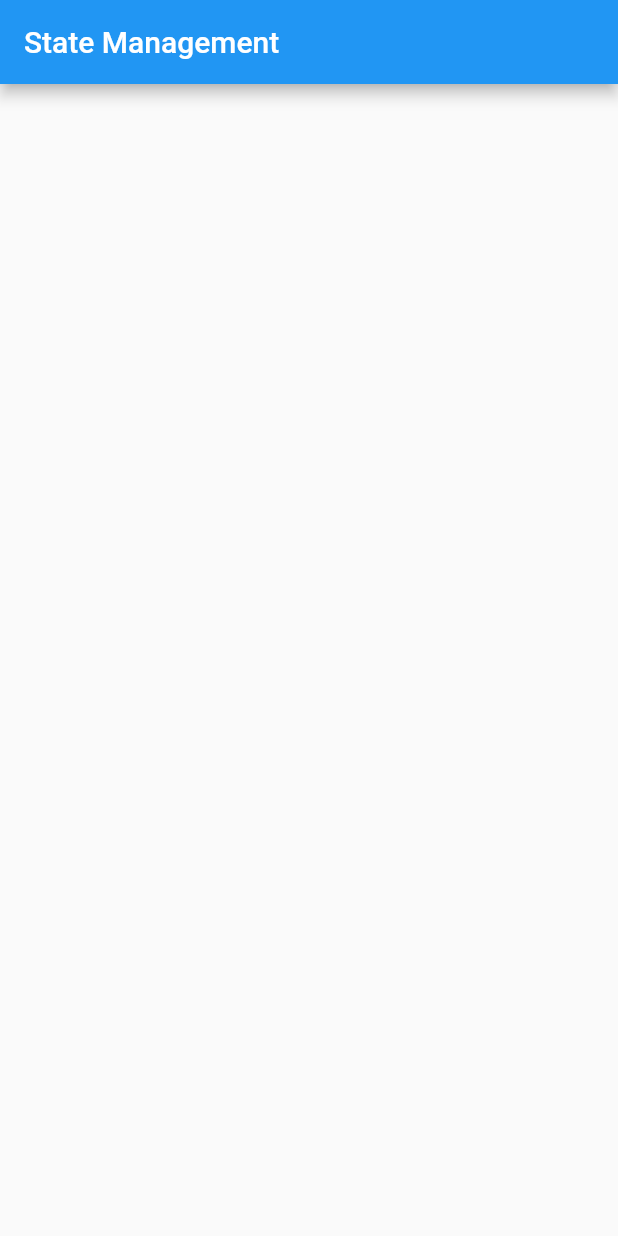
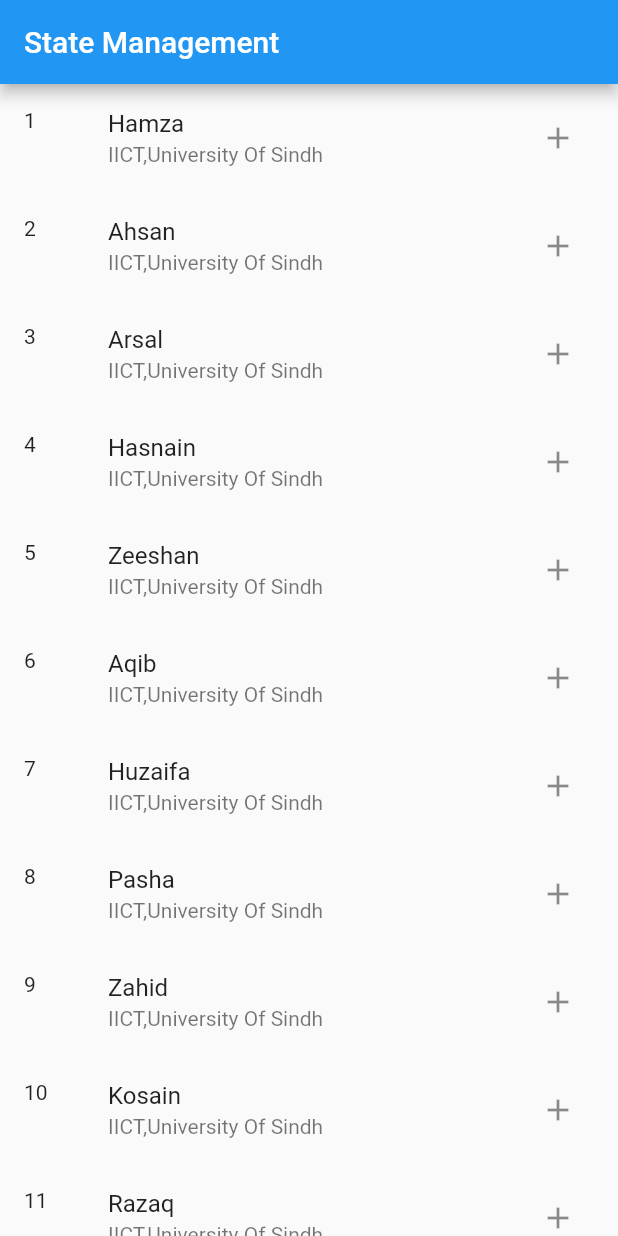
Before and after one commit to Mehar-IT/learn_Statemanagement_with_different_approch, a Flutter app: the screen it shows after launch, on a phone screen of 412 x 824 dp. Run offline on Flutter 3.47's test engine with Material 2 defaults, Android fonts, the phone set to English and light mode, and no system bars.

Commit message:
Json Added and serialized and added mylist

```diff
--- /dev/null
+++ b/assets/students.json
@@ -0,0 +1,109 @@
+{
+ "Students":[
+  {"roll_number":1,
+    "name":"Hamza",
+    "University":"University Of Sindh",
+    "Dept":"IICT"
+},
+  {"roll_number":2,
+    "name":"Ahsan",
+    "University":"University Of Sindh",
+    "Dept":"IICT"
+},
+  {"roll_number":3,
+    "name":"Arsal",
+    "University":"University Of Sindh",
+    "Dept":"IICT"
+},
+  {"roll_number":4,
+    "name":"Hasnain",
+    "University":"University Of Sindh",
+    "Dept":"IICT"
+},
+  {"roll_number":5,
+    "name":"Zeeshan",
+    "University":"University Of Sindh",
+    "Dept":"IICT"
+},
+  {"roll_number":6,
+    "name":"Aqib",
+    "University":"University Of Sindh",
+    "Dept":"IICT"
+},
+  {"roll_number":7,
+    "name":"Huzaifa",
+    "University":"University Of Sindh",
+    "Dept":"IICT"
+},
+  {"roll_number":8,
+    "name":"Pasha",
+    "University":"University Of Sindh",
+    "Dept":"IICT"
+},
+  {"roll_number":9,
+    "name":"Zahid",
+    "University":"University Of Sindh",
+    "Dept":"IICT"
+},
+  {"roll_number":10,
+    "name":"Kosain",
+    "University":"University Of Sindh",
+    "Dept":"IICT"
+},
+  {"roll_number":11,
+    "name":"Razaq",
+    "University":"University Of Sindh",
+    "Dept":"IICT"
+},
+  {"roll_number":12,
+    "name":"Halar",
+    "University":"University Of Sindh",
+    "Dept":"IICT"
+},
+  {"roll_number":13,
+    "name":"Adil",
+    "University":"University Of Sindh",
+    "Dept":"IICT"
+},
+  {"roll_number":14,
+    "name":"Junaid",
+    "University":"University Of Sindh",
+    "Dept":"IICT"
+},
+  {"roll_number":15,
+    "name":"Gajju",
+    "University":"University Of Sindh",
+    "Dept":"IICT"
+},
+  {"roll_number":16,
+    "name":"Magsi",
+    "University":"University Of Sindh",
+    "Dept":"IICT"
+},
+  {"roll_number":16,
+    "name":"Awais",
+    "University":"University Of Sindh",
+    "Dept":"IICT"
+},
+  {"roll_number":17,
+    "name":"Fawad",
+    "University":"University Of Sindh",
+    "Dept":"IICT"
+},
+  {"roll_number":18,
+    "name":"Shoiab",
+    "University":"University Of Sindh",
+    "Dept":"IICT"
+},
+  {"roll_number":19,
+    "name":"Naseem",
+    "University":"University Of Sindh",
+    "Dept":"IICT"
+},
+  {"roll_number":20,
+    "name":"Yazdan",
+    "University":"University Of Sindh",
+    "Dept":"IICT"
+}
+ ]
+}
--- a/lib/main.dart
+++ b/lib/main.dart
@@ -1,4 +1,6 @@
 import 'package:flutter/material.dart';
+// import 'package:statae_management/pages/MyList.dart';
+import 'pages/MyList.dart';
 
 void main() {
   runApp(MyApp());
@@ -14,6 +16,7 @@ class MyApp extends StatelessWidget {
         appBar: AppBar(
           title: Text("State Management"),
         ),
+        body: MyList(),
       ),
     );
   }
--- /dev/null
+++ b/lib/model/studentmodel.dart
@@ -0,0 +1,47 @@
+class Student {
+  List<Students> students;
+
+  Student({this.students});
+
+  Student.fromJson(Map<String, dynamic> json) {
+    if (json['Students'] != null) {
+      students = <Students>[];
+      json['Students'].forEach((v) {
+        students.add(new Students.fromJson(v));
+      });
+    }
+  }
+
+  Map<String, dynamic> toJson() {
+    final Map<String, dynamic> data = new Map<String, dynamic>();
+    if (this.students != null) {
+      data['Students'] = this.students.map((v) => v.toJson()).toList();
+    }
+    return data;
+  }
+}
+
+class Students {
+  int rollNumber;
+  String name;
+  String university;
+  String dept;
+
+  Students({this.rollNumber, this.name, this.university, this.dept});
+
+  Students.fromJson(Map<String, dynamic> json) {
+    rollNumber = json['roll_number'];
+    name = json['name'];
+    university = json['University'];
+    dept = json['Dept'];
+  }
+
+  Map<String, dynamic> toJson() {
+    final Map<String, dynamic> data = new Map<String, dynamic>();
+    data['roll_number'] = this.rollNumber;
+    data['name'] = this.name;
+    data['University'] = this.university;
+    data['Dept'] = this.dept;
+    return data;
+  }
+}
--- /dev/null
+++ b/lib/pages/MyList.dart
@@ -0,0 +1,42 @@
+import 'dart:convert';
+import 'package:flutter/material.dart';
+import 'package:flutter/services.dart';
+import 'package:statae_management/model/studentmodel.dart';
+
+class MyList extends StatefulWidget {
+  @override
+  _MyListState createState() => _MyListState();
+}
+
+class _MyListState extends State<MyList> {
+  List<Students> student;
+  @override
+  void initState() {
+    fetchData();
+
+    super.initState();
+  }
+
+  void fetchData() async {
+    String json = await rootBundle.loadString('assets/students.json');
+    var decodedData = jsonDecode(json);
+    var data = Student.fromJson(decodedData);
+    student = data.students;
+    setState(() {});
+  }
+
+  @override
+  Widget build(BuildContext context) {
+    return (student != null)
+        ? ListView.builder(
+            itemCount: student.length,
+            itemBuilder: (context, index) => ListTile(
+                  trailing: IconButton(icon: Icon(Icons.add), onPressed: () {}),
+                  title: Text(student[index].name),
+                  leading: Text('${student[index].rollNumber}'),
+                  subtitle: Text(
+                      '${student[index].dept},${student[index].university}'),
+                ))
+        : Center(child: CircularProgressIndicator());
+  }
+}
--- a/pubspec.yaml
+++ b/pubspec.yaml
@@ -45,8 +45,9 @@ flutter:
   uses-material-design: true
 
   # To add assets to your application, add an assets section, like this:
-  # assets:
-  #   - images/a_dot_burr.jpeg
+  assets:
+    - assets/students.json
+    # - images/a_dot_burr.jpeg
   #   - images/a_dot_ham.jpeg
 
   # An image asset can refer to one or more resolution-specific "variants", see
```
